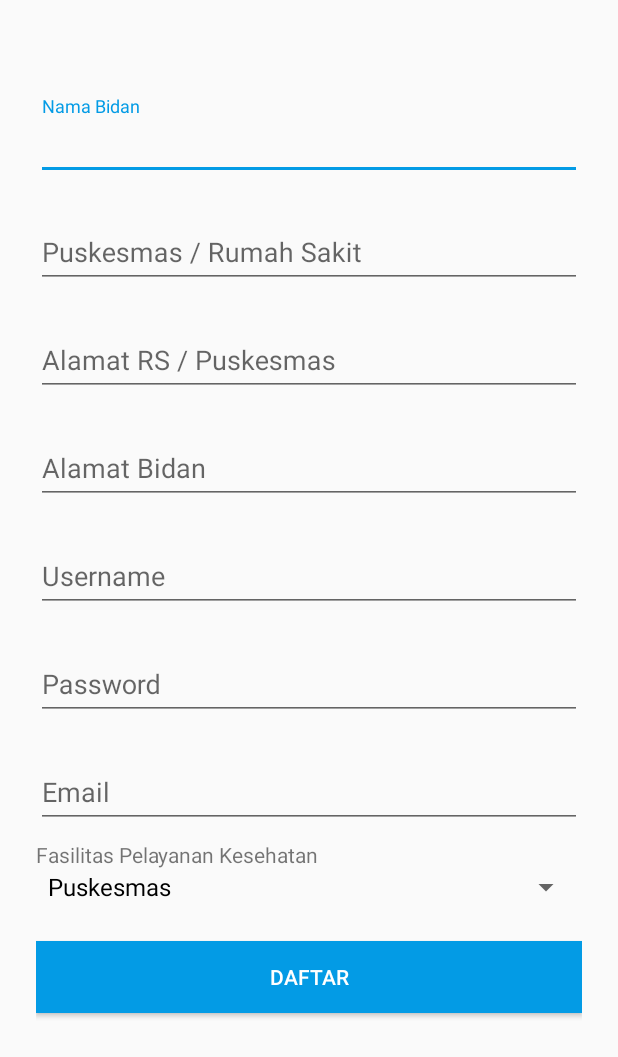
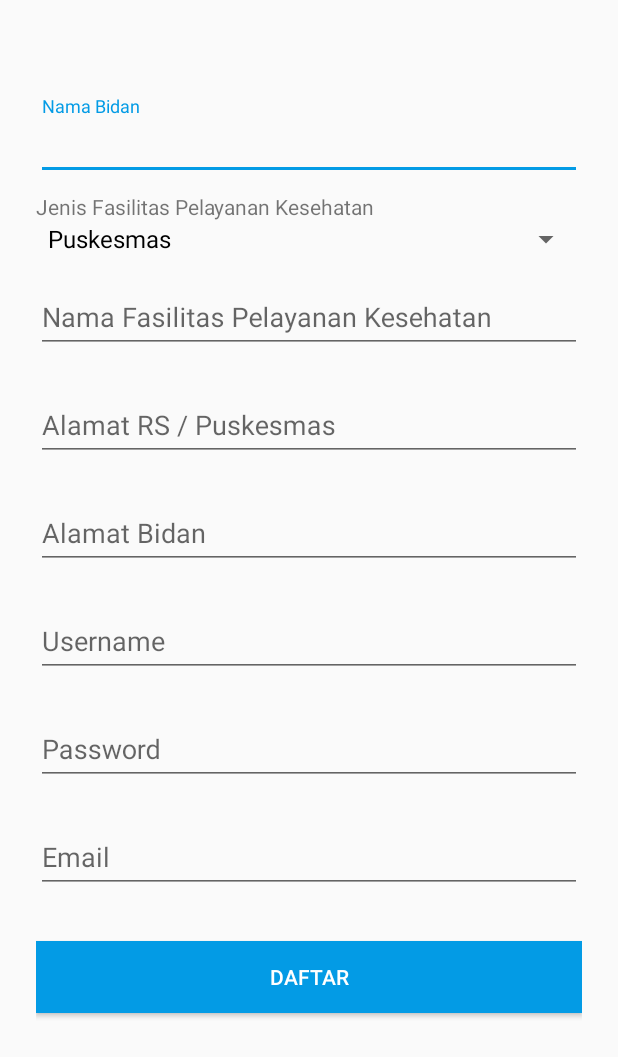
Before and after one commit to iWannabd/SahabatBidan, an Android app: the screen it shows after launch (LoginActivity), after a tap on "Belum punya akun? Silahkan Registrasi", on a phone screen of 412 x 824 dp. Shown: the top 1057 px of the screen. Run offline under Robolectric (Android 15) with nearby library versions, the phone set to English and light mode, and no system bars.

Commit message:
tinggal 4 big point

```diff
--- a/app/src/main/res/layout/fragment_registrasi.xml
+++ b/app/src/main/res/layout/fragment_registrasi.xml
@@ -23,6 +23,19 @@
                 android:hint="Nama Bidan" />
         </android.support.design.widget.TextInputLayout>
 
+        <TextView
+            android:layout_width="wrap_content"
+            android:layout_height="wrap_content"
+            android:textAppearance="?android:attr/textAppearanceSmall"
+            android:text="Jenis Fasilitas Pelayanan Kesehatan"
+            android:id="@+id/textView4" />
+
+        <Spinner
+            android:layout_width="match_parent"
+            android:layout_height="wrap_content"
+            android:id="@+id/faspelkes"
+            android:entries="@array/faspelkes"
+            />
         <!-- Puskesmas RS Label -->
         <android.support.design.widget.TextInputLayout
         android:layout_width="match_parent"
@@ -33,7 +46,7 @@
             android:layout_width="match_parent"
             android:layout_height="wrap_content"
             android:inputType="text"
-                android:hint="Puskesmas / Rumah Sakit" />
+            android:hint="Nama Fasilitas Pelayanan Kesehatan" />
         </android.support.design.widget.TextInputLayout>
 
         <!-- Alamat RS Label -->
@@ -100,19 +113,6 @@
             android:hint="Email" />
         </android.support.design.widget.TextInputLayout>
 
-        <TextView
-            android:layout_width="wrap_content"
-            android:layout_height="wrap_content"
-            android:textAppearance="?android:attr/textAppearanceSmall"
-            android:text="Fasilitas Pelayanan Kesehatan"
-            android:id="@+id/textView4" />
-
-        <Spinner
-            android:layout_width="match_parent"
-            android:layout_height="wrap_content"
-            android:id="@+id/faspelkes"
-            android:entries="@array/faspelkes"
-            />
 
         <android.support.v7.widget.AppCompatButton
             android:id="@+id/btn_daftar"
```
Also changed, not shown: app/src/main/java/com/example/azaqo/sahabatbidan/PemeriksaanAmnesa.java (+7 -6 lines), app/src/main/res/layout/pemeriksaan_umum.xml (+13 -1 lines), app/src/main/res/layout/riwayat_penyakit.xml (+5 -5 lines). Lines whose indentation alone changed are shown as unchanged.
